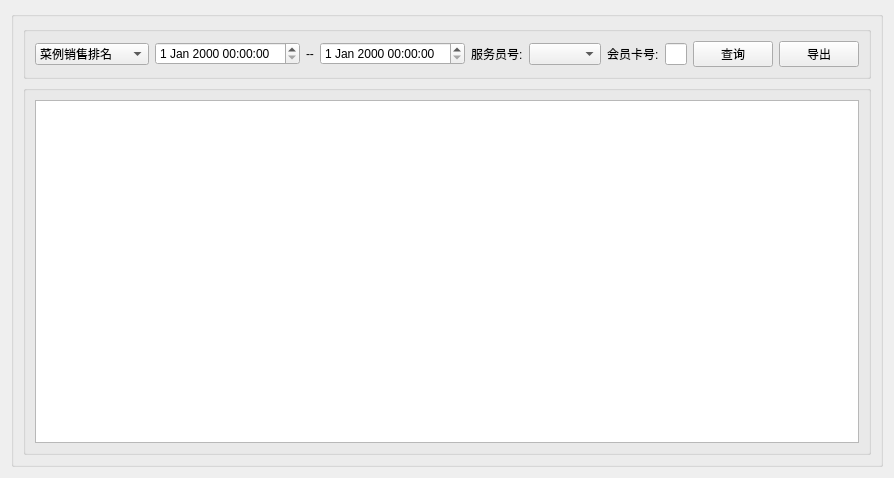
daodaoliang/caicai, file src/statiswidget.ui: the form before one commit.
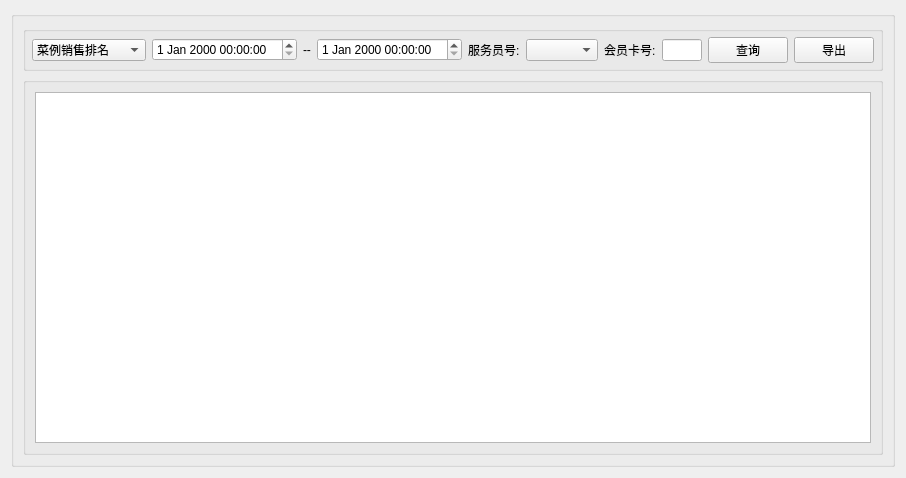
The form after the commit.

Diff of the .ui file:
```diff
--- a/src/statiswidget.ui
+++ b/src/statiswidget.ui
@@ -6,7 +6,7 @@
    <rect>
     <x>0</x>
     <y>0</y>
-    <width>825</width>
+    <width>906</width>
     <height>478</height>
    </rect>
   </property>
@@ -25,17 +25,26 @@
         <property name="title">
          <string/>
         </property>
-        <layout class="QGridLayout" name="gridLayout_3" columnstretch="2,0,0,0,0,0,0,0,0,0,0">
-         <item row="0" column="8">
-          <widget class="QPushButton" name="but_Search">
+        <layout class="QGridLayout" name="gridLayout_3" columnstretch="2,0,0,0,0,0,0,0,0,0,0,0">
+         <property name="leftMargin">
+          <number>6</number>
+         </property>
+         <property name="topMargin">
+          <number>5</number>
+         </property>
+         <property name="rightMargin">
+          <number>6</number>
+         </property>
+         <property name="bottomMargin">
+          <number>5</number>
+         </property>
+         <item row="0" column="2">
+          <widget class="QLabel" name="label_3">
            <property name="text">
-            <string>查询</string>
+            <string>--</string>
            </property>
           </widget>
          </item>
-         <item row="0" column="3">
-          <widget class="QDateTimeEdit" name="dateTimeEdit_End"/>
-         </item>
          <item row="0" column="0">
           <widget class="QComboBox" name="box_SearchKind">
            <property name="maximumSize">
@@ -71,28 +80,34 @@
            </item>
           </widget>
          </item>
-         <item row="0" column="10">
-          <spacer name="horizontalSpacer">
-           <property name="orientation">
-            <enum>Qt::Horizontal</enum>
+         <item row="0" column="1">
+          <widget class="QDateTimeEdit" name="dateTimeEdit_Start"/>
+         </item>
+         <item row="0" column="9">
+          <widget class="QPushButton" name="but_ToExcel">
+           <property name="text">
+            <string>导出</string>
            </property>
-           <property name="sizeHint" stdset="0">
-            <size>
-             <width>40</width>
-             <height>20</height>
-            </size>
-           </property>
-          </spacer>
+          </widget>
          </item>
          <item row="0" column="5">
           <widget class="QComboBox" name="comboBox"/>
          </item>
-         <item row="0" column="4">
-          <widget class="QLabel" name="label">
-           <property name="text">
-            <string>服务员号:</string>
+         <item row="0" column="11">
+          <spacer name="horizontalSpacer">
+           <property name="orientation">
+            <enum>Qt::Horizontal</enum>
            </property>
-          </widget>
+           <property name="sizeHint" stdset="0">
+            <size>
+             <width>40</width>
+             <height>20</height>
+            </size>
+           </property>
+          </spacer>
+         </item>
+         <item row="0" column="3">
+          <widget class="QDateTimeEdit" name="dateTimeEdit_End"/>
          </item>
          <item row="0" column="6">
           <widget class="QLabel" name="label_2">
@@ -101,26 +116,36 @@
            </property>
           </widget>
          </item>
-         <item row="0" column="1">
-          <widget class="QDateTimeEdit" name="dateTimeEdit_Start"/>
-         </item>
-         <item row="0" column="2">
-          <widget class="QLabel" name="label_3">
+         <item row="0" column="4">
+          <widget class="QLabel" name="label">
            <property name="text">
-            <string>--</string>
+            <string>服务员号:</string>
            </property>
           </widget>
          </item>
          <item row="0" column="7">
           <widget class="QLineEdit" name="line_Vip"/>
          </item>
-         <item row="0" column="9">
-          <widget class="QPushButton" name="but_ToExcel">
+         <item row="0" column="8">
+          <widget class="QPushButton" name="but_Search">
            <property name="text">
-            <string>导出</string>
+            <string>查询</string>
            </property>
           </widget>
          </item>
+         <item row="0" column="10">
+          <spacer name="horizontalSpacer_2">
+           <property name="orientation">
+            <enum>Qt::Horizontal</enum>
+           </property>
+           <property name="sizeHint" stdset="0">
+            <size>
+             <width>40</width>
+             <height>20</height>
+            </size>
+           </property>
+          </spacer>
+         </item>
         </layout>
        </widget>
       </item>
```
